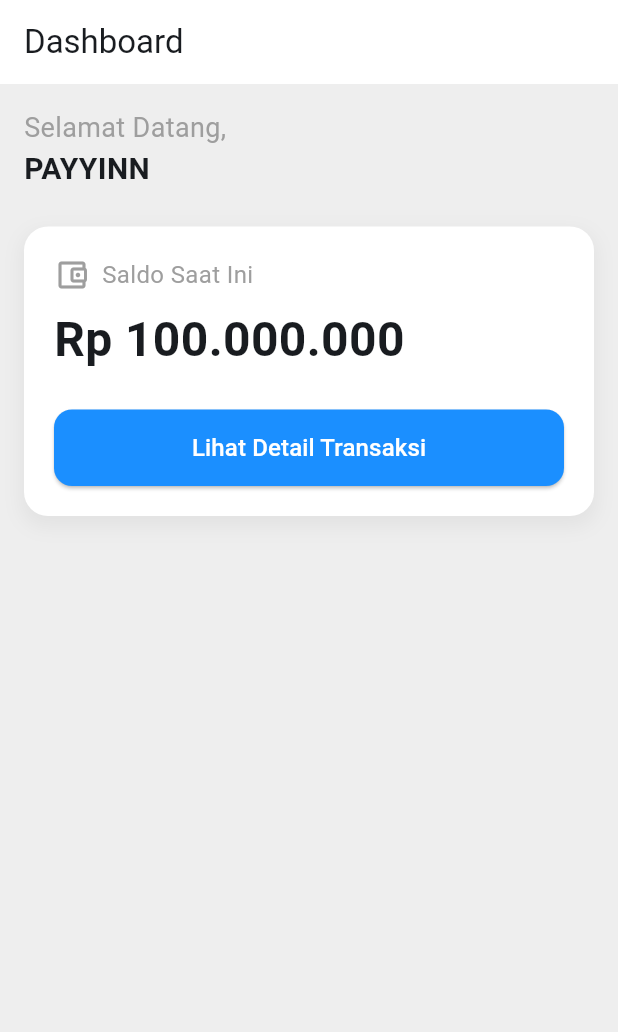
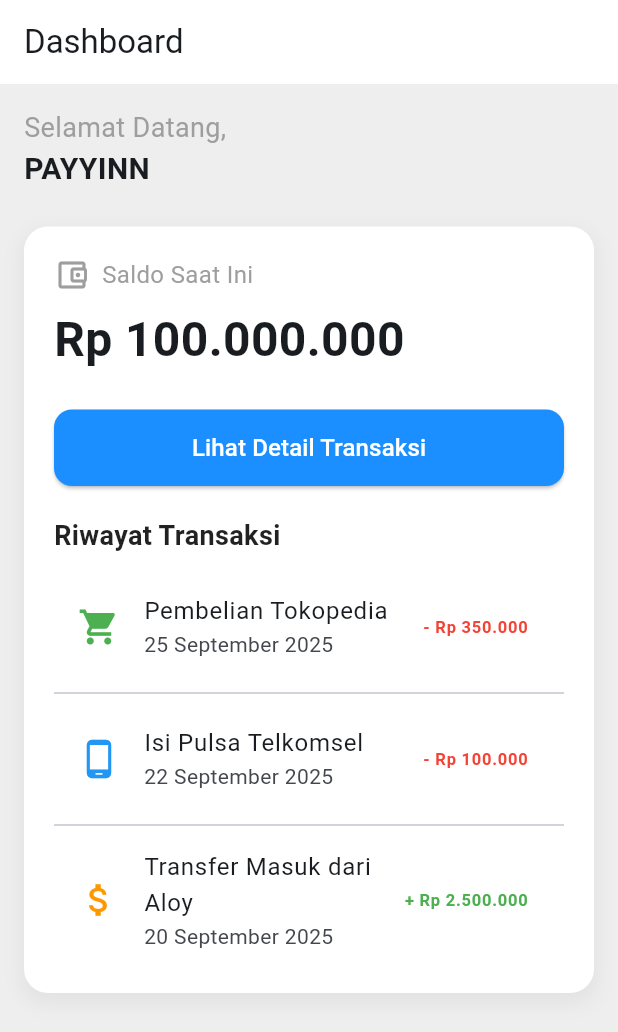
Before and after one commit to alfarinsqi/Prak-Mobilelanjut-2317051012, a Flutter app: the DashboardScreen screen opened by its route, on a phone screen of 412 x 824 dp. Shown: the top 1032 px of the screen. Run offline on Flutter 3.47's test engine with Material 3 defaults, Android fonts, the light colour scheme and no system bars.

Commit message:
Membuat tampilan dasboard

```diff
--- a/lib/screens/dashboard_screen.dart
+++ b/lib/screens/dashboard_screen.dart
@@ -14,11 +14,11 @@ class DashboardScreen extends StatelessWidget {
         backgroundColor: Colors.white,
         automaticallyImplyLeading: false,
       ),
-      body: Padding(
-        padding: const EdgeInsets.all(16.0), // Biar ada jarak dari tepi layar
+      body: SingleChildScrollView(
+        // supaya bisa discroll kalau konten panjang
+        padding: const EdgeInsets.all(16.0),
         child: Column(
-          crossAxisAlignment:
-              CrossAxisAlignment.start, // Ratakan konten ke kiri
+          crossAxisAlignment: CrossAxisAlignment.start,
           children: [
             // Teks Sapaan
             const Text(
@@ -29,10 +29,11 @@ class DashboardScreen extends StatelessWidget {
               'PAYYINN',
               style: TextStyle(fontSize: 20, fontWeight: FontWeight.bold),
             ),
-            const SizedBox(height: 24), // Spasi antar elemen
+            const SizedBox(height: 24),
+
             // --- Kartu Informasi Utama ---
             Container(
-              width: double.infinity, // Lebar kartu memenuhi layar
+              width: double.infinity,
               padding: const EdgeInsets.all(20.0),
               decoration: BoxDecoration(
                 color: Colors.white,
@@ -49,7 +50,7 @@ class DashboardScreen extends StatelessWidget {
               child: Column(
                 crossAxisAlignment: CrossAxisAlignment.start,
                 children: [
-                  // Baris: Menyajarkan ikon dan teks "Saldo"
+                  // Baris: ikon & teks saldo
                   Row(
                     children: [
                       Icon(
@@ -70,7 +71,7 @@ class DashboardScreen extends StatelessWidget {
                   ),
                   const SizedBox(height: 24),
 
-                  // Tombol Aksi di dalam kartu
+                  // Tombol Aksi
                   SizedBox(
                     width: double.infinity,
                     child: ElevatedButton(
@@ -89,6 +90,73 @@ class DashboardScreen extends StatelessWidget {
                       ),
                     ),
                   ),
+
+                  const SizedBox(height: 20),
+                  const Text(
+                    'Riwayat Transaksi',
+                    style: TextStyle(
+                      fontSize: 18,
+                      fontWeight: FontWeight.bold,
+                      color: Colors.black87,
+                    ),
+                  ),
+                  const SizedBox(height: 12),
+
+                  // --- Riwayat Transaksi ---
+                  ListView.separated(
+                    shrinkWrap: true, // penting biar gak infinite height
+                    physics: const NeverScrollableScrollPhysics(),
+                    itemCount: 3,
+                    separatorBuilder: (context, index) => const Divider(),
+                    itemBuilder: (context, index) {
+                      final transactions = [
+                        {
+                          'icon': Icons.shopping_cart,
+                          'color': Colors.green,
+                          'title': 'Pembelian Tokopedia',
+                          'date': '25 September 2025',
+                          'amount': '- Rp 350.000',
+                          'isExpense': true,
+                        },
+                        {
+                          'icon': Icons.phone_android,
+                          'color': Colors.blue,
+                          'title': 'Isi Pulsa Telkomsel',
+                          'date': '22 September 2025',
+                          'amount': '- Rp 100.000',
+                          'isExpense': true,
+                        },
+                        {
+                          'icon': Icons.attach_money,
+                          'color': Colors.orange,
+                          'title': 'Transfer Masuk dari Aloy',
+                          'date': '20 September 2025',
+                          'amount': '+ Rp 2.500.000',
+                          'isExpense': false,
+                        },
+                      ];
+
+                      final tx = transactions[index];
+                      return ListTile(
+                        leading: Icon(
+                          tx['icon'] as IconData,
+                          color: tx['color'] as Color,
+                          size: 28,
+                        ),
+                        title: Text(tx['title'] as String),
+                        subtitle: Text(tx['date'] as String),
+                        trailing: Text(
+                          tx['amount'] as String,
+                          style: TextStyle(
+                            color: (tx['isExpense'] as bool)
+                                ? Colors.red
+                                : Colors.green,
+                            fontWeight: FontWeight.bold,
+                          ),
+                        ),
+                      );
+                    },
+                  ),
                 ],
               ),
             ),
--- a/pubspec.yaml
+++ b/pubspec.yaml
@@ -59,6 +59,7 @@ dev_dependencies:
 
 # The following section is specific to Flutter packages.
 flutter:
+  uses-material-design: true
   assets:
     - assets/images/logo-mola.png
 
```
